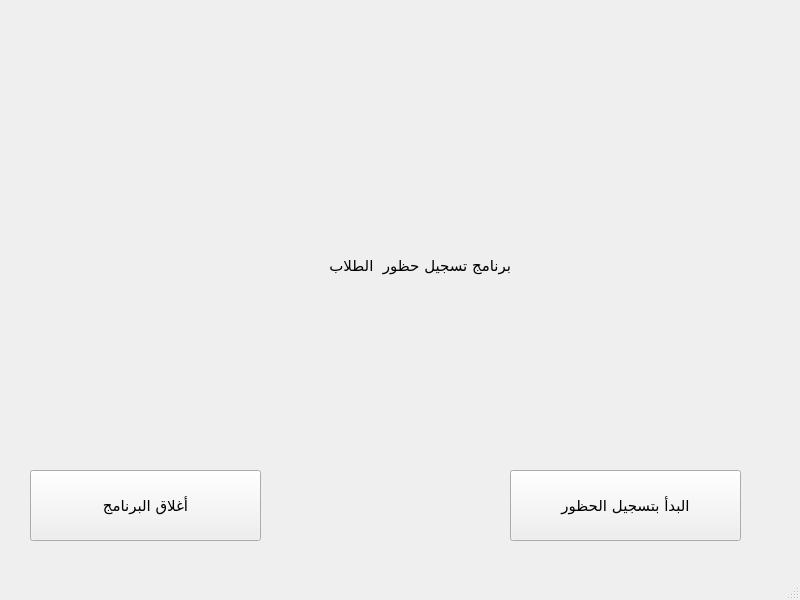
Old version of the form src/pyqt/MainMenuGUI.ui in the repository Mandeel/Tasjeel.
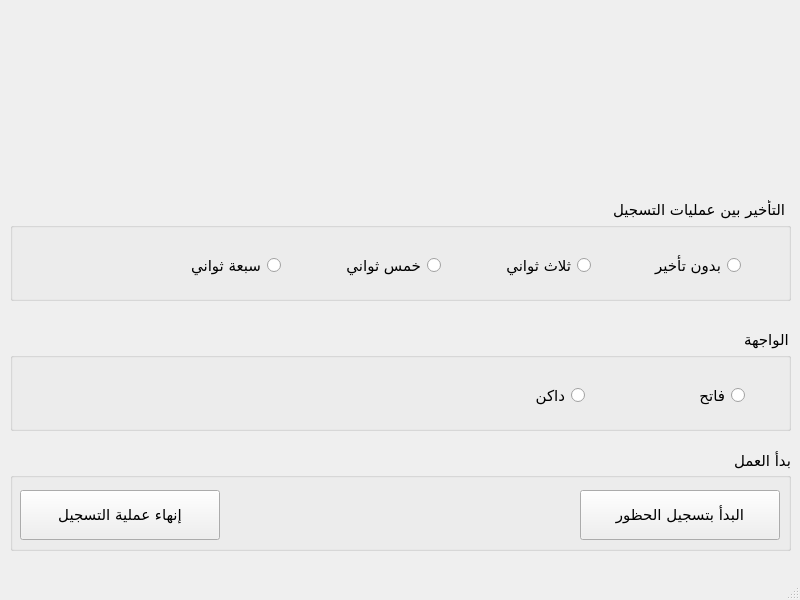
New version of the form. Icons and pictures are not drawn.

```diff
--- a/src/pyqt/MainMenuGUI.ui
+++ b/src/pyqt/MainMenuGUI.ui
@@ -14,47 +14,12 @@
    <string>MainWindow</string>
   </property>
   <widget class="QWidget" name="centralwidget">
-   <widget class="QPushButton" name="startRegisterationButton">
+   <widget class="QLabel" name="uni1_lbl">
     <property name="geometry">
      <rect>
-      <x>510</x>
-      <y>470</y>
-      <width>231</width>
-      <height>71</height>
-     </rect>
-    </property>
-    <property name="font">
-     <font>
-      <family>Cairo Medium</family>
-      <pointsize>11</pointsize>
-     </font>
-    </property>
-    <property name="layoutDirection">
-     <enum>Qt::LeftToRight</enum>
-    </property>
-    <property name="locale">
-     <locale language="Arabic" country="Iraq"/>
-    </property>
-    <property name="text">
-     <string>البدأ بتسجيل الحظور</string>
-    </property>
-    <property name="icon">
-     <iconset>
-      <normaloff>../../../../../../../.designer/backup/src/1456453791535958155-256.png</normaloff>../../../../../../../.designer/backup/src/1456453791535958155-256.png</iconset>
-    </property>
-    <property name="iconSize">
-     <size>
-      <width>30</width>
-      <height>30</height>
-     </size>
-    </property>
-   </widget>
-   <widget class="QLabel" name="label_2">
-    <property name="geometry">
-     <rect>
-      <x>570</x>
+      <x>580</x>
       <y>10</y>
-      <width>211</width>
+      <width>200</width>
       <height>200</height>
      </rect>
     </property>
@@ -62,67 +27,10 @@
      <string/>
     </property>
    </widget>
-   <widget class="QLabel" name="label_3">
-    <property name="geometry">
-     <rect>
-      <x>300</x>
-      <y>250</y>
-      <width>211</width>
-      <height>31</height>
-     </rect>
-    </property>
-    <property name="font">
-     <font>
-      <family>Cairo Medium</family>
-      <pointsize>11</pointsize>
-     </font>
-    </property>
-    <property name="layoutDirection">
-     <enum>Qt::RightToLeft</enum>
-    </property>
-    <property name="locale">
-     <locale language="Arabic" country="Egypt"/>
-    </property>
-    <property name="text">
-     <string>برنامج تسجيل حظور  الطلاب</string>
-    </property>
-   </widget>
-   <widget class="QPushButton" name="CloseProgramButton">
-    <property name="geometry">
-     <rect>
-      <x>30</x>
-      <y>470</y>
-      <width>231</width>
-      <height>71</height>
-     </rect>
-    </property>
-    <property name="font">
-     <font>
-      <family>Cairo Medium</family>
-      <pointsize>11</pointsize>
-     </font>
-    </property>
-    <property name="locale">
-     <locale language="Arabic" country="Iraq"/>
-    </property>
-    <property name="text">
-     <string>أغلاق البرنامج</string>
-    </property>
-    <property name="icon">
-     <iconset>
-      <normaloff>../../../../../../../.designer/backup/src/20098406041536572526-256.png</normaloff>../../../../../../../.designer/backup/src/20098406041536572526-256.png</iconset>
-    </property>
-    <property name="iconSize">
-     <size>
-      <width>30</width>
-      <height>30</height>
-     </size>
-    </property>
-   </widget>
    <widget class="QLabel" name="CameraLabel">
     <property name="geometry">
      <rect>
-      <x>90</x>
+      <x>80</x>
       <y>20</y>
       <width>640</width>
       <height>400</height>
@@ -135,9 +43,9 @@
    <widget class="QLabel" name="label_4">
     <property name="geometry">
      <rect>
-      <x>10</x>
+      <x>20</x>
       <y>10</y>
-      <width>211</width>
+      <width>200</width>
       <height>200</height>
      </rect>
     </property>
@@ -145,6 +53,241 @@
      <string/>
     </property>
    </widget>
+   <widget class="QGroupBox" name="groupBox">
+    <property name="geometry">
+     <rect>
+      <x>10</x>
+      <y>450</y>
+      <width>781</width>
+      <height>101</height>
+     </rect>
+    </property>
+    <property name="font">
+     <font>
+      <family>Cairo Medium</family>
+      <pointsize>11</pointsize>
+     </font>
+    </property>
+    <property name="layoutDirection">
+     <enum>Qt::LeftToRight</enum>
+    </property>
+    <property name="title">
+     <string>بدأ العمل</string>
+    </property>
+    <property name="alignment">
+     <set>Qt::AlignRight|Qt::AlignTrailing|Qt::AlignVCenter</set>
+    </property>
+    <widget class="QPushButton" name="startRegisterationButton">
+     <property name="geometry">
+      <rect>
+       <x>570</x>
+       <y>40</y>
+       <width>200</width>
+       <height>50</height>
+      </rect>
+     </property>
+     <property name="font">
+      <font>
+       <family>Cairo Medium</family>
+       <pointsize>11</pointsize>
+      </font>
+     </property>
+     <property name="layoutDirection">
+      <enum>Qt::LeftToRight</enum>
+     </property>
+     <property name="locale">
+      <locale language="Arabic" country="Iraq"/>
+     </property>
+     <property name="text">
+      <string>البدأ بتسجيل الحظور</string>
+     </property>
+     <property name="icon">
+      <iconset>
+       <normaloff>../../../../../../../.designer/backup/src/1456453791535958155-256.png</normaloff>../../../../../../../.designer/backup/src/1456453791535958155-256.png</iconset>
+     </property>
+     <property name="iconSize">
+      <size>
+       <width>30</width>
+       <height>30</height>
+      </size>
+     </property>
+    </widget>
+    <widget class="QPushButton" name="fnshBtn">
+     <property name="geometry">
+      <rect>
+       <x>10</x>
+       <y>40</y>
+       <width>200</width>
+       <height>50</height>
+      </rect>
+     </property>
+     <property name="font">
+      <font>
+       <family>Cairo Medium</family>
+       <pointsize>11</pointsize>
+      </font>
+     </property>
+     <property name="layoutDirection">
+      <enum>Qt::LeftToRight</enum>
+     </property>
+     <property name="locale">
+      <locale language="Arabic" country="Iraq"/>
+     </property>
+     <property name="text">
+      <string>إنهاء عملية التسجيل</string>
+     </property>
+     <property name="icon">
+      <iconset>
+       <normaloff>../../../../../../../.designer/backup/src/20098406041536572526-256.png</normaloff>../../../../../../../.designer/backup/src/20098406041536572526-256.png</iconset>
+     </property>
+     <property name="iconSize">
+      <size>
+       <width>30</width>
+       <height>30</height>
+      </size>
+     </property>
+    </widget>
+   </widget>
+   <widget class="QGroupBox" name="groupBox_2">
+    <property name="geometry">
+     <rect>
+      <x>10</x>
+      <y>330</y>
+      <width>781</width>
+      <height>101</height>
+     </rect>
+    </property>
+    <property name="font">
+     <font>
+      <family>Cairo Medium</family>
+      <pointsize>11</pointsize>
+     </font>
+    </property>
+    <property name="layoutDirection">
+     <enum>Qt::RightToLeft</enum>
+    </property>
+    <property name="title">
+     <string>الواجهة</string>
+    </property>
+    <widget class="QRadioButton" name="radio_button_1">
+     <property name="geometry">
+      <rect>
+       <x>640</x>
+       <y>50</y>
+       <width>95</width>
+       <height>31</height>
+      </rect>
+     </property>
+     <property name="text">
+      <string>فاتح</string>
+     </property>
+    </widget>
+    <widget class="QRadioButton" name="radio_button_2">
+     <property name="geometry">
+      <rect>
+       <x>480</x>
+       <y>50</y>
+       <width>95</width>
+       <height>31</height>
+      </rect>
+     </property>
+     <property name="text">
+      <string>داكن</string>
+     </property>
+    </widget>
+   </widget>
+   <widget class="QGroupBox" name="groupBox_3">
+    <property name="geometry">
+     <rect>
+      <x>10</x>
+      <y>200</y>
+      <width>781</width>
+      <height>101</height>
+     </rect>
+    </property>
+    <property name="font">
+     <font>
+      <family>Cairo Medium</family>
+      <pointsize>11</pointsize>
+     </font>
+    </property>
+    <property name="layoutDirection">
+     <enum>Qt::RightToLeft</enum>
+    </property>
+    <property name="title">
+     <string>التأخير بين عمليات التسجيل</string>
+    </property>
+    <widget class="QRadioButton" name="radioButton">
+     <property name="geometry">
+      <rect>
+       <x>620</x>
+       <y>50</y>
+       <width>111</width>
+       <height>31</height>
+      </rect>
+     </property>
+     <property name="text">
+      <string>بدون تأخير</string>
+     </property>
+    </widget>
+    <widget class="QRadioButton" name="radioButton_2">
+     <property name="geometry">
+      <rect>
+       <x>470</x>
+       <y>50</y>
+       <width>111</width>
+       <height>31</height>
+      </rect>
+     </property>
+     <property name="layoutDirection">
+      <enum>Qt::RightToLeft</enum>
+     </property>
+     <property name="locale">
+      <locale language="Arabic" country="Egypt"/>
+     </property>
+     <property name="text">
+      <string>ثلاث ثواني</string>
+     </property>
+    </widget>
+    <widget class="QRadioButton" name="radioButton_3">
+     <property name="geometry">
+      <rect>
+       <x>310</x>
+       <y>50</y>
+       <width>121</width>
+       <height>31</height>
+      </rect>
+     </property>
+     <property name="locale">
+      <locale language="Arabic" country="Egypt"/>
+     </property>
+     <property name="text">
+      <string>خمس ثواني</string>
+     </property>
+    </widget>
+    <widget class="QRadioButton" name="radioButton_4">
+     <property name="geometry">
+      <rect>
+       <x>150</x>
+       <y>50</y>
+       <width>121</width>
+       <height>31</height>
+      </rect>
+     </property>
+     <property name="locale">
+      <locale language="Arabic" country="Egypt"/>
+     </property>
+     <property name="text">
+      <string>سبعة ثواني</string>
+     </property>
+    </widget>
+   </widget>
+   <zorder>groupBox</zorder>
+   <zorder>uni1_lbl</zorder>
+   <zorder>CameraLabel</zorder>
+   <zorder>uni2_lbl</zorder>
+   <zorder>groupBox_2</zorder>
+   <zorder>groupBox_3</zorder>
   </widget>
   <widget class="QStatusBar" name="statusbar"/>
   <action name="actionhelp">
```
Left out of the diff: 2 changed lines with no effect on the pictures.
